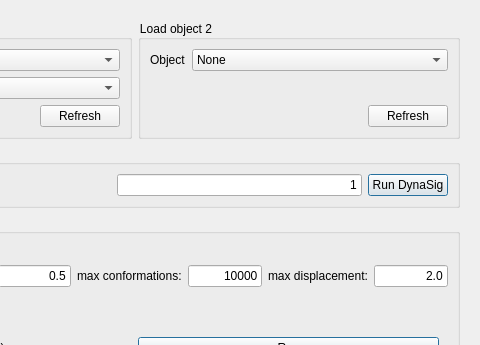
This is plugin.ui in NRGlab/NRGSuite-Qt as Qt 5 draws it before an edit; both pictures show x 331 to 811 and y 0 to 345 of the 811 by 713 pixel window. The edited form follows.
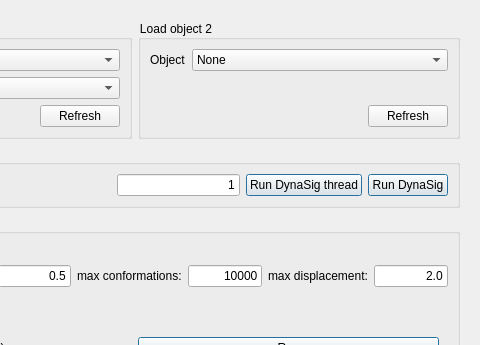
This is the edited form. The open tabs and pages were chosen to show the change. Icons and pictures are not drawn.

Commit message: Dynasig multithreading and timing

What changed in the file:
```diff
--- a/plugin.ui
+++ b/plugin.ui
@@ -2490,6 +2490,16 @@
                </property>
               </widget>
              </item>
+             <item>
+              <widget class="QPushButton" name="NRGten_dynasig_run_thread">
+               <property name="text">
+                <string>Run DynaSig thread</string>
+               </property>
+               <property name="default">
+                <bool>true</bool>
+               </property>
+              </widget>
+             </item>
              <item>
               <widget class="QPushButton" name="NRGten_dynasig_run">
                <property name="text">
```
Left out of the diff: 2 changed lines with no effect on the pictures. The commit also changes 7 other files.
